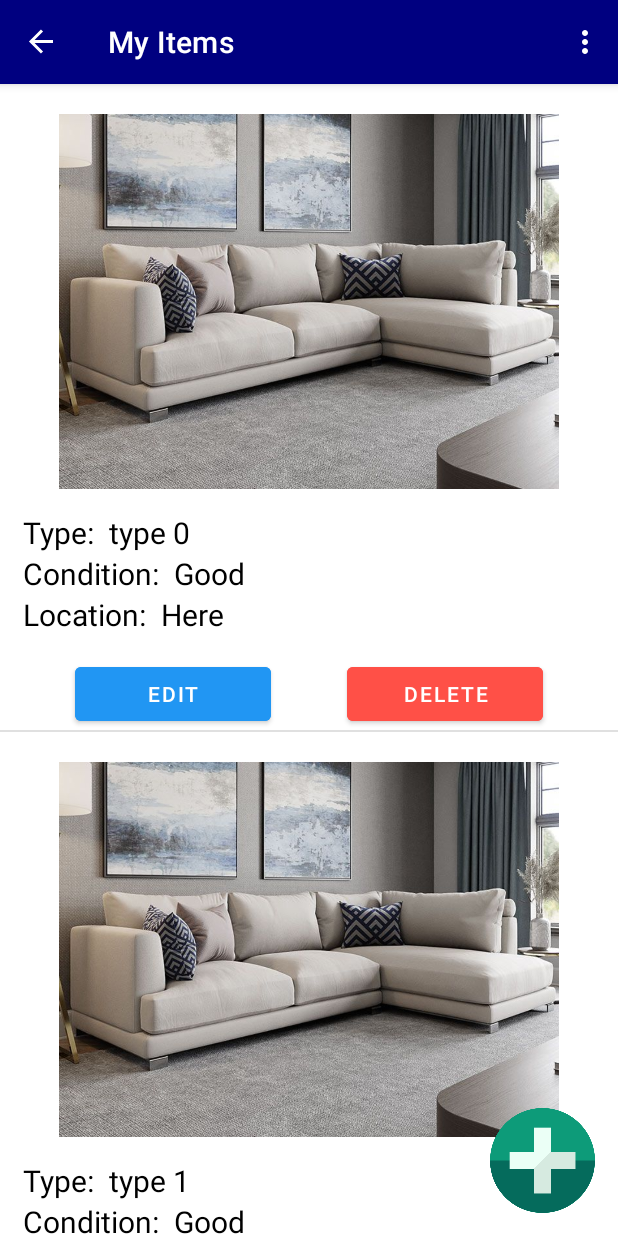
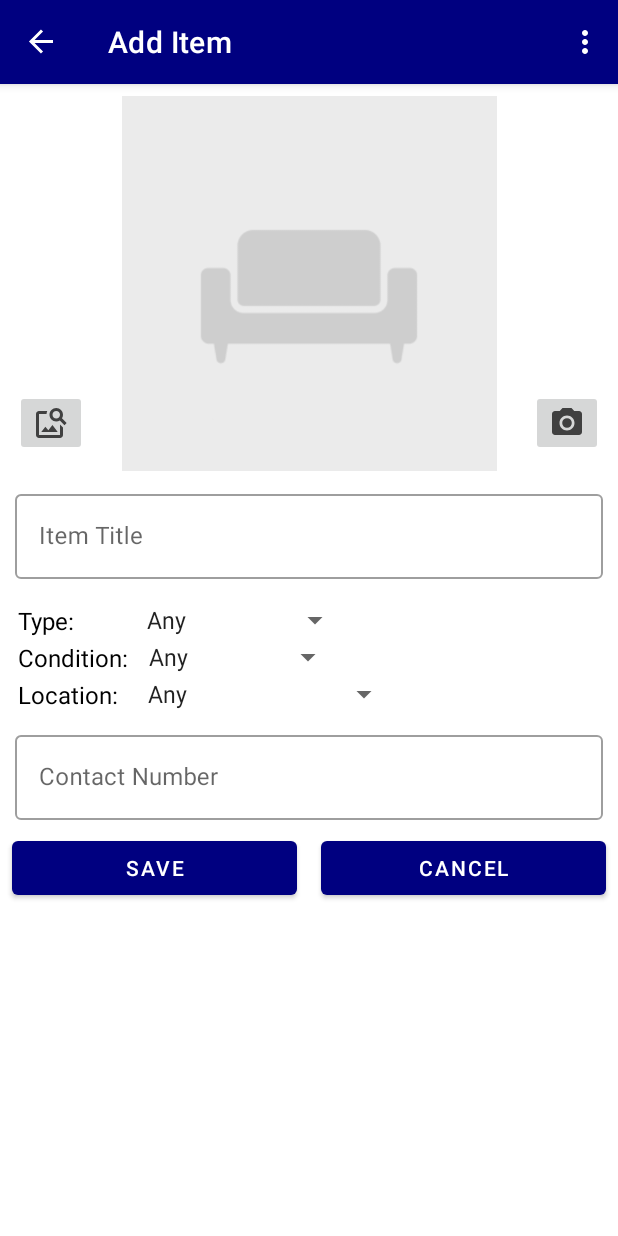
Before and after one commit to koren2888/EasyGive, an Android app: the MyItemsFragment screen opened through its navigation route, after a tap on an icon or button, on a phone screen of 412 x 824 dp. Run offline under Robolectric (Android 15) with nearby library versions, the phone set to English and light mode, and no system bars; our stand-ins replace navigation-ui.

Commit message:
saving changes

```diff
--- a/app/build.gradle
+++ b/app/build.gradle
@@ -47,6 +47,7 @@ dependencies {
     implementation 'androidx.constraintlayout:constraintlayout:2.1.4'
     implementation 'androidx.navigation:navigation-fragment:2.5.3'
     implementation 'androidx.navigation:navigation-ui:2.5.3'
+    implementation 'com.google.firebase:firebase-storage:20.0.1'
     testImplementation 'junit:junit:4.13.2'
     androidTestImplementation 'androidx.test.ext:junit:1.1.4'
     androidTestImplementation 'androidx.test.espresso:espresso-core:3.5.0'
--- /dev/null
+++ b/app/src/main/java/com/example/easygive/AddItemFragment.java
@@ -0,0 +1,146 @@
+package com.example.easygive;
+
+import android.graphics.Bitmap;
+import android.graphics.drawable.BitmapDrawable;
+import android.net.Uri;
+import android.os.Bundle;
+import android.util.Log;
+import android.view.LayoutInflater;
+import android.view.Menu;
+import android.view.MenuInflater;
+import android.view.MenuItem;
+import android.view.View;
+import android.view.ViewGroup;
+import android.widget.AdapterView;
+import android.widget.ArrayAdapter;
+import android.widget.Spinner;
+
+import androidx.activity.result.ActivityResultCallback;
+import androidx.activity.result.ActivityResultLauncher;
+import androidx.activity.result.contract.ActivityResultContracts;
+import androidx.annotation.NonNull;
+import androidx.annotation.Nullable;
+import androidx.core.view.MenuProvider;
+import androidx.fragment.app.Fragment;
+import androidx.fragment.app.FragmentActivity;
+import androidx.lifecycle.Lifecycle;
+import androidx.navigation.Navigation;
+import androidx.recyclerview.widget.DividerItemDecoration;
+import androidx.recyclerview.widget.LinearLayoutManager;
+import androidx.recyclerview.widget.RecyclerView;
+
+import com.example.easygive.databinding.FragmentAddItemBinding;
+import com.example.easygive.databinding.FragmentMyItemsBinding;
+import com.example.easygive.model.Item;
+import com.example.easygive.model.Model;
+
+public class AddItemFragment extends Fragment {
+    FragmentAddItemBinding binding;
+    String locationFilter = "";
+    String typeFilter = "";
+    String conditionFilter = "";
+
+    ActivityResultLauncher<Void> cameraLauncher;
+    ActivityResultLauncher<String> galleryLauncher;
+
+    Boolean didUploadPicture = false;
+
+    @Override
+    public void onCreate(@Nullable Bundle savedInstanceState) {
+        super.onCreate(savedInstanceState);
+
+        cameraLauncher = registerForActivityResult(new ActivityResultContracts.TakePicturePreview(), result -> {
+            if (result != null) {
+                binding.itemImg.setImageBitmap(result);
+                didUploadPicture = true;
+            }
+        });
+        galleryLauncher = registerForActivityResult(new ActivityResultContracts.GetContent(), result -> {
+            if (result != null){
+                binding.itemImg.setImageURI(result);
+                didUploadPicture = true;
+            }
+        });
+    }
+
+    @Override
+    public View onCreateView(@NonNull LayoutInflater inflater, ViewGroup container,
+                             Bundle savedInstanceState) {
+        binding = FragmentAddItemBinding.inflate(inflater, container, false);
+        View view = binding.getRoot();
+
+        Spinner locationSpinner = view.findViewById(R.id.location_filter_spinner);
+        Spinner typeSpinner = view.findViewById(R.id.type_filter_spinner);
+        Spinner conditionSpinner = view.findViewById(R.id.condition_filter_spinner);
+
+        locationSpinner.setAdapter(ArrayAdapter.createFromResource(getContext(), R.array.location_array, android.R.layout.simple_spinner_item));
+        locationSpinner.setOnItemSelectedListener(new AdapterView.OnItemSelectedListener() {
+            @Override
+            public void onItemSelected(AdapterView<?> adapterView, View view, int i, long l) {
+                locationFilter = (String) adapterView.getItemAtPosition(i);
+            }
+
+            @Override
+            public void onNothingSelected(AdapterView<?> adapterView) {
+
+            }
+        });
+
+        typeSpinner.setAdapter(ArrayAdapter.createFromResource(getContext(), R.array.types_array, android.R.layout.simple_spinner_item));
+        typeSpinner.setOnItemSelectedListener(new AdapterView.OnItemSelectedListener() {
+            @Override
+            public void onItemSelected(AdapterView<?> adapterView, View view, int i, long l) {
+                typeFilter = (String) adapterView.getItemAtPosition(i);
+            }
+
+            @Override
+            public void onNothingSelected(AdapterView<?> adapterView) {
+
+            }
+        });
+
+        conditionSpinner.setAdapter(ArrayAdapter.createFromResource(getContext(), R.array.condition_array, android.R.layout.simple_spinner_item));
+        conditionSpinner.setOnItemSelectedListener(new AdapterView.OnItemSelectedListener() {
+            @Override
+            public void onItemSelected(AdapterView<?> adapterView, View view, int i, long l) {
+                conditionFilter = (String) adapterView.getItemAtPosition(i);
+            }
+
+            @Override
+            public void onNothingSelected(AdapterView<?> adapterView) {
+
+            }
+        });
+
+        binding.saveBtn.setOnClickListener(view1 -> {
+            String title = binding.titleEt.getText().toString();
+            String contactNum = binding.contactEt.getText().toString();
+            Item newItem = new Item(title, typeFilter, conditionFilter, locationFilter, contactNum, "", false);
+
+            if(didUploadPicture) {
+                binding.itemImg.setDrawingCacheEnabled(true);
+                binding.itemImg.buildDrawingCache();
+                Bitmap itemImage = ((BitmapDrawable) binding.itemImg.getDrawable()).getBitmap();
+
+                Model.instance().uploadImage(newItem.title, itemImage, url-> {
+                    if(url != null) {
+                        newItem.imageUrl = url.toString();
+                        Model.instance().addItem(newItem, (unused) -> {
+                            Navigation.findNavController(view1).popBackStack();
+                        });
+                    }
+                });
+            }
+        });
+
+        binding.cameraButton.setOnClickListener(view1->{
+            cameraLauncher.launch(null);
+        });
+
+        binding.galleryButton.setOnClickListener(view1->{
+            galleryLauncher.launch("media/*");
+        });
+
+        return view;
+    }
+}
--- a/app/src/main/java/com/example/easygive/MyItemsFragment.java
+++ b/app/src/main/java/com/example/easygive/MyItemsFragment.java
@@ -8,6 +8,8 @@ import android.view.ViewGroup;
 
 import androidx.annotation.NonNull;
 import androidx.fragment.app.Fragment;
+import androidx.navigation.NavDirections;
+import androidx.navigation.Navigation;
 import androidx.recyclerview.widget.DividerItemDecoration;
 import androidx.recyclerview.widget.LinearLayoutManager;
 import androidx.recyclerview.widget.RecyclerView;
@@ -41,9 +43,9 @@ public class MyItemsFragment extends Fragment {
         MyItemsRecyclerAdapter adapter = new MyItemsRecyclerAdapter(getLayoutInflater(), items);
         recyclerView.setAdapter(adapter);
 
-        binding.addButton.setOnClickListener(clickedView -> {
-            Log.i("TAG", "In adding item");
-        });
+        NavDirections action = MyItemsFragmentDirections.actionGlobalAddItemFragment();
+
+        binding.addButton.setOnClickListener(Navigation.createNavigateOnClickListener(action));
 
         return view;
     }
--- a/app/src/main/java/com/example/easygive/model/FirebaseModel.java
+++ b/app/src/main/java/com/example/easygive/model/FirebaseModel.java
@@ -1,4 +1,6 @@
 package com.example.easygive.model;
+import android.graphics.Bitmap;
+import android.net.Uri;
 import android.util.Log;
 
 import androidx.annotation.NonNull;
@@ -12,7 +14,11 @@ import com.google.firebase.firestore.DocumentSnapshot;
 import com.google.firebase.firestore.FirebaseFirestore;
 import com.google.firebase.firestore.FirebaseFirestoreSettings;
 import com.google.firebase.firestore.QuerySnapshot;
+import com.google.firebase.storage.FirebaseStorage;
+import com.google.firebase.storage.StorageReference;
+import com.google.firebase.storage.UploadTask;
 
+import java.io.ByteArrayOutputStream;
 import java.util.HashMap;
 import java.util.LinkedList;
 import java.util.List;
@@ -20,6 +26,7 @@ import java.util.Map;
 
 public class FirebaseModel{
     FirebaseFirestore db;
+    FirebaseStorage storage;
 
     FirebaseModel(){
         db = FirebaseFirestore.getInstance();
@@ -27,6 +34,7 @@ public class FirebaseModel{
                 .setPersistenceEnabled(false)
                 .build();
         db.setFirestoreSettings(settings);
+        storage = FirebaseStorage.getInstance();
     }
 
 //    public void getAllStudents(Model.GetAllStudentsListener callback){
@@ -55,4 +63,31 @@ public class FirebaseModel{
 //                    }
 //                });
 //    }
+
+    void uploadImage(String name, Bitmap bitmap, Model.Listener<String> listener){
+        StorageReference storageRef = storage.getReference();
+        StorageReference imagesRef = storageRef.child("images/" + name + ".jpg");
+        ByteArrayOutputStream baos = new ByteArrayOutputStream();
+        bitmap.compress(Bitmap.CompressFormat.JPEG, 100, baos);
+        byte[] data = baos.toByteArray();
+
+        UploadTask uploadTask = imagesRef.putBytes(data);
+        uploadTask.addOnFailureListener(new OnFailureListener() {
+            @Override
+            public void onFailure(@NonNull Exception exception) {
+                listener.onComplete(null);
+            }
+        }).addOnSuccessListener(new OnSuccessListener<UploadTask.TaskSnapshot>() {
+            @Override
+            public void onSuccess(UploadTask.TaskSnapshot taskSnapshot) {
+                imagesRef.getDownloadUrl().addOnSuccessListener(new OnSuccessListener<Uri>() {
+                    @Override
+                    public void onSuccess(Uri uri) {
+                        listener.onComplete(uri.toString());
+                    }
+                });
+            }
+        });
+
+    }
 }
--- a/app/src/main/java/com/example/easygive/model/Item.java
+++ b/app/src/main/java/com/example/easygive/model/Item.java
@@ -6,9 +6,9 @@ import androidx.room.PrimaryKey;
 
 @Entity
 public class Item {
-    @PrimaryKey
-    @NonNull
-    public String id;
+    @PrimaryKey(autoGenerate = true)
+    public int id;
+    public String title;
     public String item_type;
     public String condition;
     public String location;
@@ -16,9 +16,9 @@ public class Item {
     public String imageUrl;
     public boolean isFavorite;
 
-    public Item(String id, String item_type, String condition, String location, String contact,
+    public Item(String title, String item_type, String condition, String location, String contact,
                 String imageUrl, boolean isFavorite) {
-        this.id = id;
+        this.title = title;
         this.item_type = item_type;
         this.condition = condition;
         this.location = location;
--- a/app/src/main/java/com/example/easygive/model/Model.java
+++ b/app/src/main/java/com/example/easygive/model/Model.java
@@ -1,4 +1,6 @@
 package com.example.easygive.model;
+
+import android.graphics.Bitmap;
 
 import java.util.ArrayList;
 import java.util.HashMap;
@@ -9,8 +11,8 @@ import java.util.Map;
 public class Model {
     private static final Model _instance = new Model();
     private static List<Item> itemsList;
-    private static Map<String, Item> favoriteItems;
-
+    private static Map<Integer, Item> favoriteItems;
+    //private FirebaseModel firebaseModel = new FirebaseModel();
 
     public static Model instance() {
         return _instance;
@@ -20,11 +22,11 @@ public class Model {
         itemsList = new ArrayList<>();
         for (int i = 0; i < 3; i++) {
             if(i==2)
-                addItem(new Item(String.valueOf(i), "Gardening","Good", "Here", "" + i,
-                        "", false));
+                addItem(new Item("", "Gardening","Good", "Here", "" + i,
+                        "", false), null);
             else
-                addItem(new Item(String.valueOf(i), "type " + i,"Good", "Here", "" + i,
-                        "", false));
+                addItem(new Item("", "type " + i,"Good", "Here", "" + i,
+                        "", false), null);
         }
 
         favoriteItems = new HashMap<>();
@@ -55,7 +57,15 @@ public class Model {
         return new LinkedList<>(favoriteItems.values());
     }
 
-    public void addItem(Item st) {
+    public void addItem(Item st, Listener<Void> listener) {
         itemsList.add(st);
     }
+
+    public interface Listener<T>{
+        void onComplete(T data);
+    }
+
+    public void uploadImage(String name, Bitmap bitmap, Listener<String> listener) {
+        //firebaseModel.uploadImage(name,bitmap,listener);
+    }
 }
--- /dev/null
+++ b/app/src/main/res/drawable/ic_baseline_image_search_24.xml
@@ -0,0 +1,5 @@
+<vector android:height="24dp" android:tint="#404040"
+    android:viewportHeight="24" android:viewportWidth="24"
+    android:width="24dp" xmlns:android="http://schemas.android.com/apk/res/android">
+    <path android:fillColor="@android:color/white" android:pathData="M18,13v7L4,20L4,6h5.02c0.05,-0.71 0.22,-1.38 0.48,-2L4,4c-1.1,0 -2,0.9 -2,2v14c0,1.1 0.9,2 2,2h14c1.1,0 2,-0.9 2,-2v-5l-2,-2zM16.5,18h-11l2.75,-3.53 1.96,2.36 2.75,-3.54zM19.3,8.89c0.44,-0.7 0.7,-1.51 0.7,-2.39C20,4.01 17.99,2 15.5,2S11,4.01 11,6.5s2.01,4.5 4.49,4.5c0.88,0 1.7,-0.26 2.39,-0.7L21,13.42 22.42,12 19.3,8.89zM15.5,9C14.12,9 13,7.88 13,6.5S14.12,4 15.5,4 18,5.12 18,6.5 16.88,9 15.5,9z"/>
+</vector>
--- /dev/null
+++ b/app/src/main/res/drawable/ic_baseline_photo_camera_24.xml
@@ -0,0 +1,6 @@
+<vector android:height="24dp" android:tint="#404040"
+    android:viewportHeight="24" android:viewportWidth="24"
+    android:width="24dp" xmlns:android="http://schemas.android.com/apk/res/android">
+    <path android:fillColor="@android:color/white" android:pathData="M12,12m-3.2,0a3.2,3.2 0,1 1,6.4 0a3.2,3.2 0,1 1,-6.4 0"/>
+    <path android:fillColor="@android:color/white" android:pathData="M9,2L7.17,4L4,4c-1.1,0 -2,0.9 -2,2v12c0,1.1 0.9,2 2,2h16c1.1,0 2,-0.9 2,-2L22,6c0,-1.1 -0.9,-2 -2,-2h-3.17L15,2L9,2zM12,17c-2.76,0 -5,-2.24 -5,-5s2.24,-5 5,-5 5,2.24 5,5 -2.24,5 -5,5z"/>
+</vector>
--- /dev/null
+++ b/app/src/main/res/layout/fragment_add_item.xml
@@ -0,0 +1,209 @@
+<?xml version="1.0" encoding="utf-8"?>
+<androidx.constraintlayout.widget.ConstraintLayout xmlns:android="http://schemas.android.com/apk/res/android"
+    xmlns:app="http://schemas.android.com/apk/res-auto"
+    xmlns:tools="http://schemas.android.com/tools"
+    android:layout_width="match_parent"
+    android:layout_height="match_parent"
+    tools:context=".AddItemFragment">
+
+    <ScrollView
+        android:layout_width="match_parent"
+        android:layout_height="match_parent"
+        app:layout_constraintBottom_toBottomOf="parent"
+        app:layout_constraintEnd_toEndOf="parent"
+        app:layout_constraintStart_toStartOf="parent"
+        app:layout_constraintTop_toTopOf="parent">
+
+        <androidx.appcompat.widget.LinearLayoutCompat
+            android:layout_width="match_parent"
+            android:layout_height="wrap_content"
+            android:orientation="vertical">
+
+            <FrameLayout
+                android:layout_width="match_parent"
+                android:layout_height="wrap_content">
+
+                <ImageView
+                    android:id="@+id/itemImg"
+                    android:layout_width="match_parent"
+                    android:layout_height="250dp"
+                    android:layout_marginTop="8dp"
+                    android:scaleType="fitCenter"
+                    app:srcCompat="@drawable/placeholder_furniture" />
+
+                <ImageButton
+                    android:id="@+id/galleryButton"
+                    android:layout_width="wrap_content"
+                    android:layout_height="wrap_content"
+                    android:layout_gravity="bottom|left"
+                    android:layout_margin="10dp"
+                    android:src="@drawable/ic_baseline_image_search_24" />
+
+                <ImageButton
+                    android:id="@+id/cameraButton"
+                    android:layout_width="wrap_content"
+                    android:layout_height="wrap_content"
+                    android:layout_gravity="bottom|right"
+                    android:layout_margin="10dp"
+                    android:src="@drawable/ic_baseline_photo_camera_24" />
+            </FrameLayout>
+
+            <com.google.android.material.textfield.TextInputLayout
+                style="@style/Widget.MaterialComponents.TextInputLayout.OutlinedBox"
+                android:layout_width="match_parent"
+                android:layout_height="wrap_content"
+                android:layout_marginStart="10dp"
+                android:layout_marginTop="10dp"
+                android:layout_marginEnd="10dp">
+
+                <com.google.android.material.textfield.TextInputEditText
+                    android:id="@+id/titleEt"
+                    android:layout_width="match_parent"
+                    android:layout_height="wrap_content"
+                    android:hint="Item Title" />
+            </com.google.android.material.textfield.TextInputLayout>
+
+            <androidx.constraintlayout.widget.ConstraintLayout
+                android:id="@+id/filters_holder"
+                android:layout_width="366dp"
+                android:layout_height="73dp"
+                android:layout_marginStart="12dp"
+                android:layout_marginEnd="12dp"
+                android:layout_marginTop="15dp"
+                android:orientation="horizontal">
+
+                <androidx.constraintlayout.widget.ConstraintLayout
+                    android:id="@+id/type_filter_holder"
+                    android:layout_width="wrap_content"
+                    android:layout_height="wrap_content"
+                    app:layout_constraintBottom_toBottomOf="parent"
+                    app:layout_constraintStart_toStartOf="parent"
+                    app:layout_constraintTop_toTopOf="parent"
+                    app:layout_constraintVertical_bias="0.0">
+
+                    <TextView
+                        android:id="@+id/filter_type_tag"
+                        android:layout_width="wrap_content"
+                        android:layout_height="wrap_content"
+                        android:text="Type:"
+                        android:textColor="@color/black"
+                        android:textSize="16sp"
+                        app:layout_constraintBottom_toBottomOf="parent"
+                        app:layout_constraintStart_toStartOf="parent"
+                        app:layout_constraintTop_toTopOf="parent" />
+
+                    <Spinner
+                        android:id="@+id/type_filter_spinner"
+                        android:layout_width="wrap_content"
+                        android:layout_height="wrap_content"
+                        android:layout_marginStart="40dp"
+                        app:layout_constraintBottom_toBottomOf="parent"
+                        app:layout_constraintStart_toEndOf="@+id/filter_type_tag"
+                        app:layout_constraintTop_toTopOf="parent"
+                        app:layout_constraintVertical_bias="0.0" />
+
+                </androidx.constraintlayout.widget.ConstraintLayout>
+
+                <androidx.constraintlayout.widget.ConstraintLayout
+                    android:id="@+id/condition_filter_holder"
+                    android:layout_width="wrap_content"
+                    android:layout_height="wrap_content"
+                    app:layout_constraintBottom_toBottomOf="parent"
+                    app:layout_constraintStart_toStartOf="parent"
+                    app:layout_constraintTop_toTopOf="@id/type_filter_holder">
+
+                    <TextView
+                        android:id="@+id/filter_condition_tag"
+                        android:layout_width="wrap_content"
+                        android:layout_height="wrap_content"
+                        android:text="Condition:"
+                        android:textColor="@color/black"
+                        android:textSize="16sp"
+                        app:layout_constraintBottom_toBottomOf="parent"
+                        app:layout_constraintStart_toStartOf="parent"
+                        app:layout_constraintTop_toTopOf="parent" />
+
+
+                    <Spinner
+                        android:id="@+id/condition_filter_spinner"
+                        android:layout_width="wrap_content"
+                        android:layout_height="wrap_content"
+                        android:layout_marginStart="6dp"
+                        app:layout_constraintBottom_toBottomOf="parent"
+                        app:layout_constraintStart_toEndOf="@+id/filter_condition_tag"
+                        app:layout_constraintTop_toTopOf="parent" />
+
+                </androidx.constraintlayout.widget.ConstraintLayout>
+
+                <androidx.constraintlayout.widget.ConstraintLayout
+                    android:id="@+id/location_filter_holder"
+                    android:layout_width="wrap_content"
+                    android:layout_height="wrap_content"
+                    app:layout_constraintBottom_toBottomOf="parent"
+                    app:layout_constraintStart_toStartOf="parent">
+
+                    <TextView
+                        android:id="@+id/filter_location_tag"
+                        android:layout_width="wrap_content"
+                        android:layout_height="wrap_content"
+                        android:text="Location:"
+                        android:textColor="@color/black"
+                        android:textSize="16sp"
+                        app:layout_constraintBottom_toBottomOf="parent"
+                        app:layout_constraintStart_toStartOf="parent"
+                        app:layout_constraintTop_toTopOf="parent" />
+
+
+                    <Spinner
+                        android:id="@+id/location_filter_spinner"
+                        android:layout_width="wrap_content"
+                        android:layout_height="wrap_content"
+                        android:layout_marginStart="12dp"
+                        app:layout_constraintBottom_toBottomOf="parent"
+                        app:layout_constraintEnd_toEndOf="parent"
+                        app:layout_constraintStart_toEndOf="@+id/filter_location_tag"
+                        app:layout_constraintTop_toTopOf="parent" />
+
+                </androidx.constraintlayout.widget.ConstraintLayout>
+            </androidx.constraintlayout.widget.ConstraintLayout>
+
+            <com.google.android.material.textfield.TextInputLayout
+                style="@style/Widget.MaterialComponents.TextInputLayout.OutlinedBox"
+                android:layout_width="match_parent"
+                android:layout_height="wrap_content"
+                android:layout_marginStart="10dp"
+                android:layout_marginTop="10dp"
+                android:layout_marginEnd="10dp">
+
+                <com.google.android.material.textfield.TextInputEditText
+                    android:id="@+id/contactEt"
+                    android:layout_width="match_parent"
+                    android:layout_height="wrap_content"
+                    android:hint="Contact Number" />
+            </com.google.android.material.textfield.TextInputLayout>
+
+            <androidx.appcompat.widget.LinearLayoutCompat
+                android:layout_width="match_parent"
+                android:layout_height="wrap_content"
+                android:orientation="horizontal">
+
+                <Button
+                    android:id="@+id/saveBtn"
+                    android:layout_width="0dp"
+                    android:layout_height="wrap_content"
+                    android:layout_margin="8dp"
+                    android:layout_weight="1"
+                    android:text="SAVE" />
+
+                <Button
+                    android:id="@+id/cancellBtn"
+                    android:layout_width="0dp"
+                    android:layout_height="wrap_content"
+                    android:layout_margin="8dp"
+                    android:layout_weight="1"
+                    android:text="CANCEL" />
+            </androidx.appcompat.widget.LinearLayoutCompat>
+        </androidx.appcompat.widget.LinearLayoutCompat>
+    </ScrollView>
+
+</androidx.constraintlayout.widget.ConstraintLayout>
--- a/app/src/main/res/navigation/nav_graph.xml
+++ b/app/src/main/res/navigation/nav_graph.xml
@@ -30,4 +30,9 @@
         android:name="com.example.easygive.MyItemsFragment"
         android:label="My Items" />
     <action android:id="@+id/action_global_myItemsFragment" app:destination="@id/myItemsFragment" />
+    <fragment
+        android:id="@+id/addItemFragment"
+        android:name="com.example.easygive.AddItemFragment"
+        android:label="Add Item" />
+    <action android:id="@+id/action_global_addItemFragment" app:destination="@id/addItemFragment" />
 </navigation>
```
Also changed, not shown: app/src/main/res/drawable/placeholder_furniture.png (added), 1 other file.
